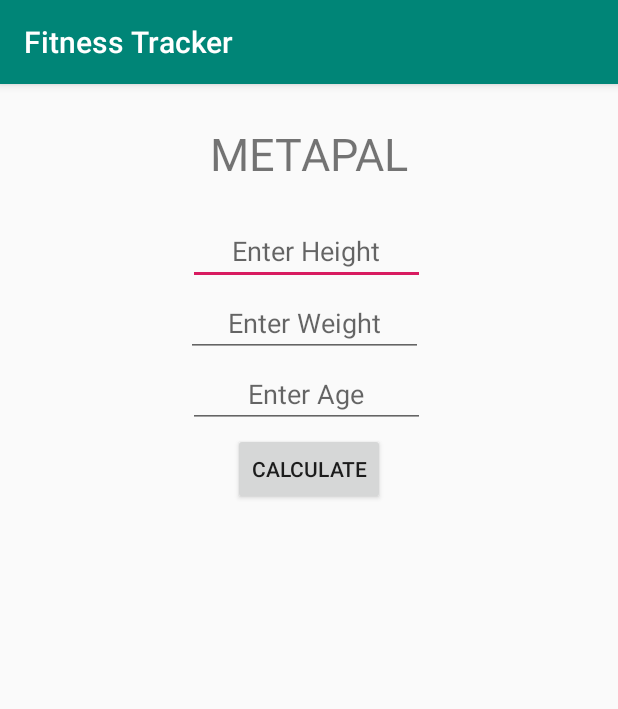
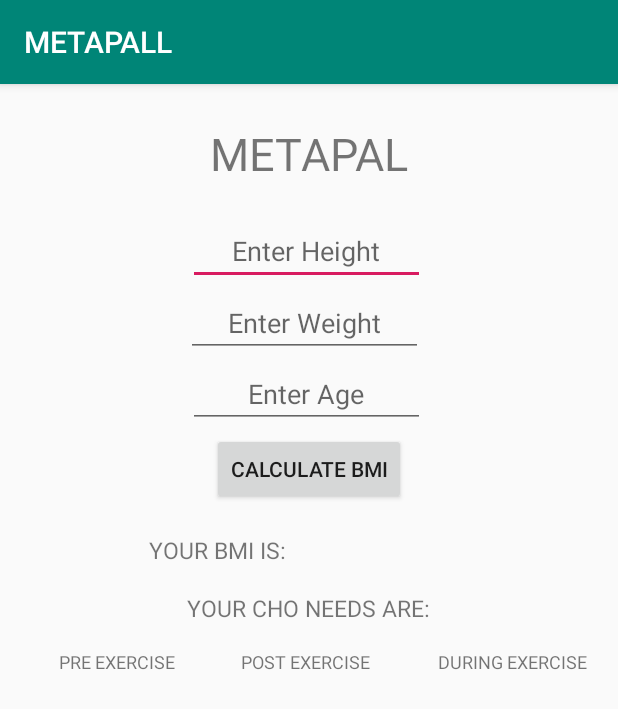
Before and after one commit to slavisha84/FitnessTracker, an Android app: the screen it shows after launch (MainActivity), on a phone screen of 412 x 824 dp. Shown: the top 709 px of the screen. Run offline under Robolectric (Android 15) with nearby library versions, the phone set to English and light mode, and no system bars.

Commit message:
updating function BMI
Signed-off-by: Slavisha84 <slavoljub.petkovic@outlook.com>

```diff
--- a/app/src/main/java/com/example/fitnesstracker/MainActivity.java
+++ b/app/src/main/java/com/example/fitnesstracker/MainActivity.java
@@ -3,12 +3,40 @@ package com.example.fitnesstracker;
 import androidx.appcompat.app.AppCompatActivity;
 
 import android.os.Bundle;
+import android.view.View;
+import android.widget.EditText;
+import android.widget.TextClock;
+import android.widget.TextView;
+
+import org.w3c.dom.Text;
 
 public class MainActivity extends AppCompatActivity {
+
+    private EditText height;
+    private EditText weight;
+    private EditText age;
+    private TextView result;
+
 
     @Override
     protected void onCreate(Bundle savedInstanceState) {
         super.onCreate(savedInstanceState);
         setContentView(R.layout.activity_main);
+        height = (EditText) findViewById(R.id.height);
+        weight = (EditText) findViewById(R.id.weight);
+        age = (EditText) findViewById(R.id.age);
+        result = (TextView) findViewById(R.id.result);
+    }
+    public void calculateBMI(View v) {
+        String heightStr = height.getText().toString();
+        String weightStr = weight.getText().toString();
+
+        if (heightStr != null && !"".equals(heightStr)&& weightStr != null && !"".equals(weightStr)) {
+            float heightValue = Float.parseFloat(heightStr)/100;
+            float weightValue = Float.parseFloat(weightStr);
+
+            float bmi =weightValue / (heightValue*heightValue);
+            result.setText("The result is: " + bmi);
+        }
     }
 }
--- a/app/src/main/res/layout/activity_main.xml
+++ b/app/src/main/res/layout/activity_main.xml
@@ -22,22 +22,20 @@
         android:layout_marginTop="10dp" />
 
     <EditText
-        android:id="@+id/userheight"
+        android:id="@+id/height"
         android:layout_width="158dp"
         android:layout_height="wrap_content"
         android:layout_below="@+id/textView"
         android:layout_alignEnd="@+id/textView"
-        android:layout_alignRight="@+id/textView"
         android:layout_marginTop="22dp"
         android:layout_marginEnd="-11dp"
-        android:layout_marginRight="-11dp"
         android:ems="10"
         android:hint="Enter Height"
         android:gravity="center_horizontal"
         android:inputType="number" />
 
     <EditText
-        android:id="@+id/userweight"
+        android:id="@+id/weight"
         android:layout_width="158dp"
         android:layout_height="wrap_content"
         android:layout_below="@+id/textView"
@@ -52,7 +50,7 @@
         android:inputType="number" />
 
     <EditText
-        android:id="@+id/userage"
+        android:id="@+id/age"
         android:layout_width="158dp"
         android:layout_height="wrap_content"
         android:layout_below="@+id/textView"
@@ -67,14 +65,77 @@
         android:inputType="number" />
 
     <Button
-        android:id="@+id/button"
+        android:id="@+id/calc"
         android:layout_width="wrap_content"
         android:layout_height="wrap_content"
         android:layout_below="@+id/textView"
         android:layout_centerHorizontal="true"
         android:layout_marginTop="166dp"
+        android:onClick="CalculateBMI"
+        android:text="@string/calculateBMI" />
 
 
-        android:text="CALCULATE" />
+    <TextView
+        android:id="@+id/result"
+        android:layout_width="wrap_content"
+        android:layout_height="wrap_content"
+        android:layout_below="@+id/textView"
+        android:layout_alignEnd="@+id/textView"
+        android:layout_alignRight="@+id/textView"
+        android:layout_marginTop="233dp"
+        android:layout_marginEnd="81dp"
+        android:layout_marginRight="81dp"
+        android:text="YOUR BMI IS:"
+        android:textSize="15dp" />
+
+    <TextView
+        android:id="@+id/CHO_needs"
+        android:layout_width="wrap_content"
+        android:layout_height="wrap_content"
+        android:layout_below="@+id/textView"
+        android:layout_centerHorizontal="true"
+        android:layout_marginTop="272dp"
+        android:text="YOUR CHO NEEDS ARE:"
+        android:textSize="15dp" />
+
+    <TextView
+        android:id="@+id/pre_exercise"
+        android:layout_width="wrap_content"
+        android:layout_height="wrap_content"
+        android:layout_below="@+id/textView"
+        android:layout_alignEnd="@+id/textView"
+        android:layout_alignRight="@+id/textView"
+        android:layout_marginTop="310dp"
+        android:layout_marginEnd="155dp"
+        android:layout_marginRight="155dp"
+        android:text="PRE EXERCISE"
+        android:textSize="12dp" />
+
+    <TextView
+        android:id="@+id/during_exercise"
+        android:layout_width="wrap_content"
+        android:layout_height="wrap_content"
+        android:layout_below="@+id/textView"
+        android:layout_alignEnd="@+id/textView"
+        android:layout_alignRight="@+id/textView"
+        android:layout_marginTop="310dp"
+        android:layout_marginEnd="-119dp"
+        android:layout_marginRight="-119dp"
+        android:text="DURING EXERCISE"
+        android:textSize="12dp" />
+
+    <TextView
+        android:id="@+id/post_exercise"
+        android:layout_width="wrap_content"
+        android:layout_height="wrap_content"
+        android:layout_below="@+id/textView"
+        android:layout_alignEnd="@+id/textView"
+        android:layout_alignRight="@+id/textView"
+        android:layout_marginTop="310dp"
+        android:layout_marginEnd="25dp"
+        android:layout_marginRight="25dp"
+        android:text="POST EXERCISE"
+        android:textSize="12dp" />
+
 
 </RelativeLayout>
--- a/app/src/main/res/values/strings.xml
+++ b/app/src/main/res/values/strings.xml
@@ -1,11 +1,9 @@
 <resources>
-    <string name="app_name">Fitness Tracker</string>
+    <string name="app_name">METAPALL</string>
     <string name="weight">Weight</string>
     <string name="height">Height</string>
     <string name="age">age</string>
-    <string name="enter_weight">Enter Weight</string>
-    <string name="enter_height">Enter Height</string>
-    <string name="enter_age">Enter Age</string>
-    <string name="button">Button</string>
+    <string name="calculateBMI">Calculate BMI</string>
+    <string name="CHO_needs">CHO NEEDS</string>
 
 </resources>
```
